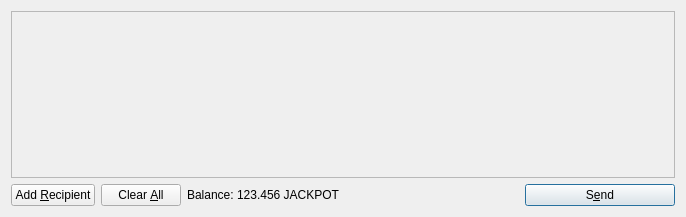
Before: the Qt Designer form src/qt/forms/sendcoinsdialog.ui in rtc29462/JackpotCoin, drawn with Qt 5.
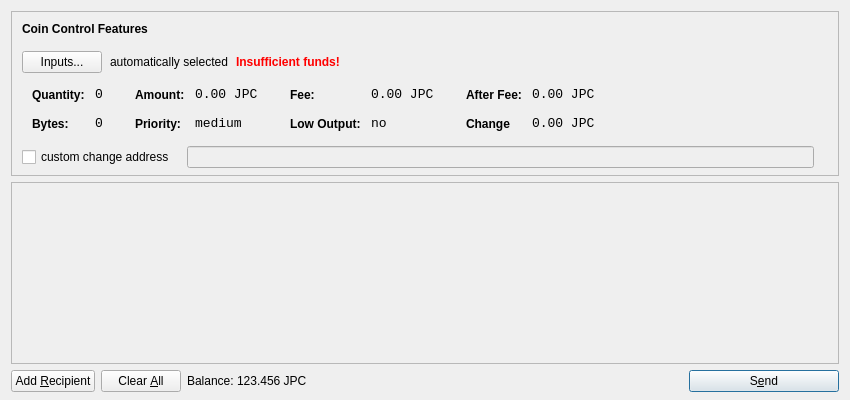
After: the same form once the commit is applied. Icons and pictures are not drawn.

```diff
--- a/src/qt/forms/sendcoinsdialog.ui
+++ b/src/qt/forms/sendcoinsdialog.ui
@@ -6,14 +6,615 @@
    <rect>
     <x>0</x>
     <y>0</y>
-    <width>686</width>
-    <height>217</height>
+    <width>850</width>
+    <height>400</height>
    </rect>
   </property>
   <property name="windowTitle">
    <string>Send Coins</string>
   </property>
-  <layout class="QVBoxLayout" name="verticalLayout">
+  <layout class="QVBoxLayout" name="verticalLayout" stretch="0,1,0">
+   <property name="bottomMargin">
+    <number>8</number>
+   </property>
+   <item>
+    <widget class="QFrame" name="frameCoinControl">
+     <property name="sizePolicy">
+      <sizepolicy hsizetype="Expanding" vsizetype="Expanding">
+       <horstretch>0</horstretch>
+       <verstretch>0</verstretch>
+      </sizepolicy>
+     </property>
+     <property name="maximumSize">
+      <size>
+       <width>16777215</width>
+       <height>16777215</height>
+      </size>
+     </property>
+     <property name="frameShape">
+      <enum>QFrame::StyledPanel</enum>
+     </property>
+     <property name="frameShadow">
+      <enum>QFrame::Sunken</enum>
+     </property>
+     <layout class="QVBoxLayout" name="verticalLayoutCoinControl2">
+      <property name="spacing">
+       <number>-1</number>
+      </property>
+      <property name="leftMargin">
+       <number>0</number>
+      </property>
+      <property name="topMargin">
+       <number>0</number>
+      </property>
+      <property name="rightMargin">
+       <number>0</number>
+      </property>
+      <property name="bottomMargin">
+       <number>6</number>
+      </property>
+      <item>
+       <layout class="QVBoxLayout" name="verticalLayoutCoinControl" stretch="0,0,0,0,1">
+        <property name="spacing">
+         <number>0</number>
+        </property>
+        <property name="leftMargin">
+         <number>10</number>
+        </property>
+        <property name="topMargin">
+         <number>10</number>
+        </property>
+        <item>
+         <layout class="QHBoxLayout" name="horizontalLayoutCoinControl1">
+          <property name="bottomMargin">
+           <number>15</number>
+          </property>
+          <item>
+           <widget class="QLabel" name="labelCoinControlFeatures">
+            <property name="sizePolicy">
+             <sizepolicy hsizetype="Preferred" vsizetype="Maximum">
+              <horstretch>0</horstretch>
+              <verstretch>0</verstretch>
+             </sizepolicy>
+            </property>
+            <property name="font">
+             <font>
+              <weight>75</weight>
+              <bold>true</bold>
+             </font>
+            </property>
+            <property name="styleSheet">
+             <string notr="true">font-weight:bold;</string>
+            </property>
+            <property name="text">
+             <string>Coin Control Features</string>
+            </property>
+           </widget>
+          </item>
+         </layout>
+        </item>
+        <item>
+         <layout class="QHBoxLayout" name="horizontalLayoutCoinControl2" stretch="0,0,0,0">
+          <property name="spacing">
+           <number>8</number>
+          </property>
+          <property name="bottomMargin">
+           <number>10</number>
+          </property>
+          <item>
+           <widget class="QPushButton" name="pushButtonCoinControl">
+            <property name="styleSheet">
+             <string notr="true"/>
+            </property>
+            <property name="text">
+             <string>Inputs...</string>
+            </property>
+           </widget>
+          </item>
+          <item>
+           <widget class="QLabel" name="labelCoinControlAutomaticallySelected">
+            <property name="text">
+             <string>automatically selected</string>
+            </property>
+            <property name="margin">
+             <number>5</number>
+            </property>
+           </widget>
+          </item>
+          <item>
+           <widget class="QLabel" name="labelCoinControlInsuffFunds">
+            <property name="font">
+             <font>
+              <weight>75</weight>
+              <bold>true</bold>
+             </font>
+            </property>
+            <property name="styleSheet">
+             <string notr="true">color:red;font-weight:bold;</string>
+            </property>
+            <property name="text">
+             <string>Insufficient funds!</string>
+            </property>
+            <property name="margin">
+             <number>5</number>
+            </property>
+           </widget>
+          </item>
+          <item>
+           <spacer name="horizontalSpacerCoinControl">
+            <property name="orientation">
+             <enum>Qt::Horizontal</enum>
+            </property>
+            <property name="sizeHint" stdset="0">
+             <size>
+              <width>40</width>
+              <height>1</height>
+             </size>
+            </property>
+           </spacer>
+          </item>
+         </layout>
+        </item>
+        <item>
+         <widget class="QWidget" name="widgetCoinControl" native="true">
+          <property name="sizePolicy">
+           <sizepolicy hsizetype="Preferred" vsizetype="Preferred">
+            <horstretch>0</horstretch>
+            <verstretch>0</verstretch>
+           </sizepolicy>
+          </property>
+          <property name="minimumSize">
+           <size>
+            <width>0</width>
+            <height>0</height>
+           </size>
+          </property>
+          <property name="styleSheet">
+           <string notr="true"/>
+          </property>
+          <layout class="QHBoxLayout" name="horizontalLayoutCoinControl5">
+           <property name="margin">
+            <number>0</number>
+           </property>
+           <item>
+            <layout class="QHBoxLayout" name="horizontalLayoutCoinControl3" stretch="0,0,0,1">
+             <property name="spacing">
+              <number>20</number>
+             </property>
+             <property name="topMargin">
+              <number>0</number>
+             </property>
+             <property name="bottomMargin">
+              <number>10</number>
+             </property>
+             <item>
+              <layout class="QFormLayout" name="formLayoutCoinControl1">
+               <property name="horizontalSpacing">
+                <number>10</number>
+               </property>
+               <property name="verticalSpacing">
+                <number>14</number>
+               </property>
+               <property name="leftMargin">
+                <number>10</number>
+               </property>
+               <property name="topMargin">
+                <number>4</number>
+               </property>
+               <property name="rightMargin">
+                <number>6</number>
+               </property>
+               <item row="0" column="0">
+                <widget class="QLabel" name="labelCoinControlQuantityText">
+                 <property name="styleSheet">
+                  <string notr="true">font-weight:bold;</string>
+                 </property>
+                 <property name="text">
+                  <string>Quantity:</string>
+                 </property>
+                 <property name="margin">
+                  <number>0</number>
+                 </property>
+                </widget>
+               </item>
+               <item row="0" column="1">
+                <widget class="QLabel" name="labelCoinControlQuantity">
+                 <property name="font">
+                  <font>
+                   <family>Monospace</family>
+                   <pointsize>10</pointsize>
+                  </font>
+                 </property>
+                 <property name="cursor">
+                  <cursorShape>IBeamCursor</cursorShape>
+                 </property>
+                 <property name="contextMenuPolicy">
+                  <enum>Qt::ActionsContextMenu</enum>
+                 </property>
+                 <property name="text">
+                  <string>0</string>
+                 </property>
+                 <property name="margin">
+                  <number>0</number>
+                 </property>
+                 <property name="textInteractionFlags">
+                  <set>Qt::LinksAccessibleByMouse|Qt::TextSelectableByKeyboard|Qt::TextSelectableByMouse</set>
+                 </property>
+                </widget>
+               </item>
+               <item row="1" column="0">
+                <widget class="QLabel" name="labelCoinControlBytesText">
+                 <property name="styleSheet">
+                  <string notr="true">font-weight:bold;</string>
+                 </property>
+                 <property name="text">
+                  <string>Bytes:</string>
+                 </property>
+                </widget>
+               </item>
+               <item row="1" column="1">
+                <widget class="QLabel" name="labelCoinControlBytes">
+                 <property name="font">
+                  <font>
+                   <family>Monospace</family>
+                   <pointsize>10</pointsize>
+                  </font>
+                 </property>
+                 <property name="cursor">
+                  <cursorShape>IBeamCursor</cursorShape>
+                 </property>
+                 <property name="contextMenuPolicy">
+                  <enum>Qt::ActionsContextMenu</enum>
+                 </property>
+                 <property name="text">
+                  <string>0</string>
+                 </property>
+                 <property name="textInteractionFlags">
+                  <set>Qt::LinksAccessibleByMouse|Qt::TextSelectableByKeyboard|Qt::TextSelectableByMouse</set>
+                 </property>
+                </widget>
+               </item>
+              </layout>
+             </item>
+             <item>
+              <layout class="QFormLayout" name="formLayoutCoinControl2">
+               <property name="horizontalSpacing">
+                <number>10</number>
+               </property>
+               <property name="verticalSpacing">
+                <number>14</number>
+               </property>
+               <property name="leftMargin">
+                <number>6</number>
+               </property>
+               <property name="topMargin">
+                <number>4</number>
+               </property>
+               <property name="rightMargin">
+                <number>6</number>
+               </property>
+               <item row="0" column="0">
+                <widget class="QLabel" name="labelCoinControlAmountText">
+                 <property name="styleSheet">
+                  <string notr="true">font-weight:bold;</string>
+                 </property>
+                 <property name="text">
+                  <string>Amount:</string>
+                 </property>
+                 <property name="margin">
+                  <number>0</number>
+                 </property>
+                </widget>
+               </item>
+               <item row="0" column="1">
+                <widget class="QLabel" name="labelCoinControlAmount">
+                 <property name="font">
+                  <font>
+                   <family>Monospace</family>
+                   <pointsize>10</pointsize>
+                  </font>
+                 </property>
+                 <property name="cursor">
+                  <cursorShape>IBeamCursor</cursorShape>
+                 </property>
+                 <property name="contextMenuPolicy">
+                  <enum>Qt::ActionsContextMenu</enum>
+                 </property>
+                 <property name="text">
+                  <string>0.00 JPC</string>
+                 </property>
+                 <property name="textInteractionFlags">
+                  <set>Qt::LinksAccessibleByMouse|Qt::TextSelectableByKeyboard|Qt::TextSelectableByMouse</set>
+                 </property>
+                </widget>
+               </item>
+               <item row="1" column="0">
+                <widget class="QLabel" name="labelCoinControlPriorityText">
+                 <property name="styleSheet">
+                  <string notr="true">font-weight:bold;</string>
+                 </property>
+                 <property name="text">
+                  <string>Priority:</string>
+                 </property>
+                </widget>
+               </item>
+               <item row="1" column="1">
+                <widget class="QLabel" name="labelCoinControlPriority">
+                 <property name="font">
+                  <font>
+                   <family>Monospace</family>
+                   <pointsize>10</pointsize>
+                  </font>
+                 </property>
+                 <property name="cursor">
+                  <cursorShape>IBeamCursor</cursorShape>
+                 </property>
+                 <property name="contextMenuPolicy">
+                  <enum>Qt::ActionsContextMenu</enum>
+                 </property>
+                 <property name="text">
+                  <string>medium</string>
+                 </property>
+                 <property name="textInteractionFlags">
+                  <set>Qt::LinksAccessibleByMouse|Qt::TextSelectableByKeyboard|Qt::TextSelectableByMouse</set>
+                 </property>
+                </widget>
+               </item>
+              </layout>
+             </item>
+             <item>
+              <layout class="QFormLayout" name="formLayoutCoinControl3">
+               <property name="horizontalSpacing">
+                <number>10</number>
+               </property>
+               <property name="verticalSpacing">
+                <number>14</number>
+               </property>
+               <property name="leftMargin">
+                <number>6</number>
+               </property>
+               <property name="topMargin">
+                <number>4</number>
+               </property>
+               <property name="rightMargin">
+                <number>6</number>
+               </property>
+               <item row="0" column="0">
+                <widget class="QLabel" name="labelCoinControlFeeText">
+                 <property name="styleSheet">
+                  <string notr="true">font-weight:bold;</string>
+                 </property>
+                 <property name="text">
+                  <string>Fee:</string>
+                 </property>
+                 <property name="margin">
+                  <number>0</number>
+                 </property>
+                </widget>
+               </item>
+               <item row="0" column="1">
+                <widget class="QLabel" name="labelCoinControlFee">
+                 <property name="font">
+                  <font>
+                   <family>Monospace</family>
+                   <pointsize>10</pointsize>
+                  </font>
+                 </property>
+                 <property name="cursor">
+                  <cursorShape>IBeamCursor</cursorShape>
+                 </property>
+                 <property name="contextMenuPolicy">
+                  <enum>Qt::ActionsContextMenu</enum>
+                 </property>
+                 <property name="text">
+                  <string>0.00 JPC</string>
+                 </property>
+                 <property name="textInteractionFlags">
+                  <set>Qt::LinksAccessibleByMouse|Qt::TextSelectableByKeyboard|Qt::TextSelectableByMouse</set>
+                 </property>
+                </widget>
+               </item>
+               <item row="1" column="0">
+                <widget class="QLabel" name="labelCoinControlLowOutputText">
+                 <property name="styleSheet">
+                  <string notr="true">font-weight:bold;</string>
+                 </property>
+                 <property name="text">
+                  <string>Low Output:</string>
+                 </property>
+                </widget>
+               </item>
+               <item row="1" column="1">
+                <widget class="QLabel" name="labelCoinControlLowOutput">
+                 <property name="font">
+                  <font>
+                   <family>Monospace</family>
+                   <pointsize>10</pointsize>
+                  </font>
+                 </property>
+                 <property name="cursor">
+                  <cursorShape>IBeamCursor</cursorShape>
+                 </property>
+                 <property name="contextMenuPolicy">
+                  <enum>Qt::ActionsContextMenu</enum>
+                 </property>
+                 <property name="text">
+                  <string>no</string>
+                 </property>
+                 <property name="textInteractionFlags">
+                  <set>Qt::LinksAccessibleByMouse|Qt::TextSelectableByKeyboard|Qt::TextSelectableByMouse</set>
+                 </property>
+                </widget>
+               </item>
+              </layout>
+             </item>
+             <item>
+              <layout class="QFormLayout" name="formLayoutCoinControl4">
+               <property name="horizontalSpacing">
+                <number>10</number>
+               </property>
+               <property name="verticalSpacing">
+                <number>14</number>
+               </property>
+               <property name="leftMargin">
+                <number>6</number>
+               </property>
+               <property name="topMargin">
+                <number>4</number>
+               </property>
+               <property name="rightMargin">
+                <number>6</number>
+               </property>
+               <item row="0" column="0">
+                <widget class="QLabel" name="labelCoinControlAfterFeeText">
+                 <property name="styleSheet">
+                  <string notr="true">font-weight:bold;</string>
+                 </property>
+                 <property name="text">
+                  <string>After Fee:</string>
+                 </property>
+                 <property name="margin">
+                  <number>0</number>
+                 </property>
+                </widget>
+               </item>
+               <item row="0" column="1">
+                <widget class="QLabel" name="labelCoinControlAfterFee">
+                 <property name="font">
+                  <font>
+                   <family>Monospace</family>
+                   <pointsize>10</pointsize>
+                  </font>
+                 </property>
+                 <property name="cursor">
+                  <cursorShape>IBeamCursor</cursorShape>
+                 </property>
+                 <property name="contextMenuPolicy">
+                  <enum>Qt::ActionsContextMenu</enum>
+                 </property>
+                 <property name="text">
+                  <string>0.00 JPC</string>
+                 </property>
+                 <property name="textInteractionFlags">
+                  <set>Qt::LinksAccessibleByMouse|Qt::TextSelectableByKeyboard|Qt::TextSelectableByMouse</set>
+                 </property>
+                </widget>
+               </item>
+               <item row="1" column="0">
+                <widget class="QLabel" name="labelCoinControlChangeText">
+                 <property name="styleSheet">
+                  <string notr="true">font-weight:bold;</string>
+                 </property>
+                 <property name="text">
+                  <string>Change</string>
+                 </property>
+                </widget>
+               </item>
+               <item row="1" column="1">
+                <widget class="QLabel" name="labelCoinControlChange">
+                 <property name="font">
+                  <font>
+                   <family>Monospace</family>
+                   <pointsize>10</pointsize>
+                  </font>
+                 </property>
+                 <property name="cursor">
+                  <cursorShape>IBeamCursor</cursorShape>
+                 </property>
+                 <property name="contextMenuPolicy">
+                  <enum>Qt::ActionsContextMenu</enum>
+                 </property>
+                 <property name="text">
+                  <string>0.00 JPC</string>
+                 </property>
+                 <property name="textInteractionFlags">
+                  <set>Qt::LinksAccessibleByMouse|Qt::TextSelectableByKeyboard|Qt::TextSelectableByMouse</set>
+                 </property>
+                </widget>
+               </item>
+              </layout>
+             </item>
+            </layout>
+           </item>
+          </layout>
+         </widget>
+        </item>
+        <item>
+         <layout class="QHBoxLayout" name="horizontalLayoutCoinControl4" stretch="0,0,0">
+          <property name="spacing">
+           <number>12</number>
+          </property>
+          <property name="sizeConstraint">
+           <enum>QLayout::SetDefaultConstraint</enum>
+          </property>
+          <property name="topMargin">
+           <number>5</number>
+          </property>
+          <property name="rightMargin">
+           <number>5</number>
+          </property>
+          <item>
+           <widget class="QCheckBox" name="checkBoxCoinControlChange">
+            <property name="text">
+             <string>custom change address</string>
+            </property>
+           </widget>
+          </item>
+          <item>
+           <widget class="QLineEdit" name="lineEditCoinControlChange">
+            <property name="enabled">
+             <bool>false</bool>
+            </property>
+            <property name="sizePolicy">
+             <sizepolicy hsizetype="Expanding" vsizetype="Fixed">
+              <horstretch>0</horstretch>
+              <verstretch>0</verstretch>
+             </sizepolicy>
+            </property>
+           </widget>
+          </item>
+          <item>
+           <widget class="QLabel" name="labelCoinControlChangeLabel">
+            <property name="sizePolicy">
+             <sizepolicy hsizetype="Preferred" vsizetype="Expanding">
+              <horstretch>0</horstretch>
+              <verstretch>0</verstretch>
+             </sizepolicy>
+            </property>
+            <property name="minimumSize">
+             <size>
+              <width>0</width>
+              <height>0</height>
+             </size>
+            </property>
+            <property name="text">
+             <string/>
+            </property>
+            <property name="margin">
+             <number>3</number>
+            </property>
+           </widget>
+          </item>
+         </layout>
+        </item>
+        <item>
+         <spacer name="verticalSpacerCoinControl">
+          <property name="orientation">
+           <enum>Qt::Vertical</enum>
+          </property>
+          <property name="sizeHint" stdset="0">
+           <size>
+            <width>800</width>
+            <height>1</height>
+           </size>
+          </property>
+         </spacer>
+        </item>
+       </layout>
+      </item>
+     </layout>
+    </widget>
+   </item>
    <item>
     <widget class="QScrollArea" name="scrollArea">
      <property name="widgetResizable">
@@ -24,7 +625,7 @@
        <rect>
         <x>0</x>
         <y>0</y>
-        <width>666</width>
+        <width>830</width>
         <height>165</height>
        </rect>
       </property>
@@ -108,6 +709,12 @@
        </property>
        <item>
         <widget class="QLabel" name="label">
+         <property name="sizePolicy">
+          <sizepolicy hsizetype="Preferred" vsizetype="Fixed">
+           <horstretch>0</horstretch>
+           <verstretch>0</verstretch>
+          </sizepolicy>
+         </property>
          <property name="text">
           <string>Balance:</string>
          </property>
@@ -115,11 +722,17 @@
        </item>
        <item>
         <widget class="QLabel" name="labelBalance">
+         <property name="sizePolicy">
+          <sizepolicy hsizetype="Preferred" vsizetype="Fixed">
+           <horstretch>0</horstretch>
+           <verstretch>0</verstretch>
+          </sizepolicy>
+         </property>
          <property name="cursor">
           <cursorShape>IBeamCursor</cursorShape>
          </property>
          <property name="text">
-          <string>123.456 JACKPOT</string>
+          <string>123.456 JPC</string>
          </property>
          <property name="textInteractionFlags">
           <set>Qt::LinksAccessibleByMouse|Qt::TextSelectableByKeyboard|Qt::TextSelectableByMouse</set>
```
